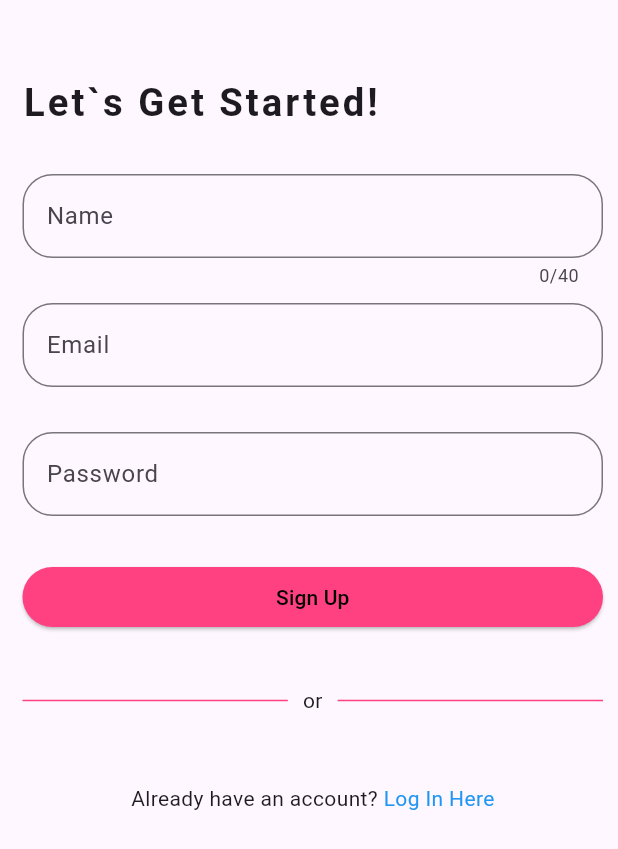
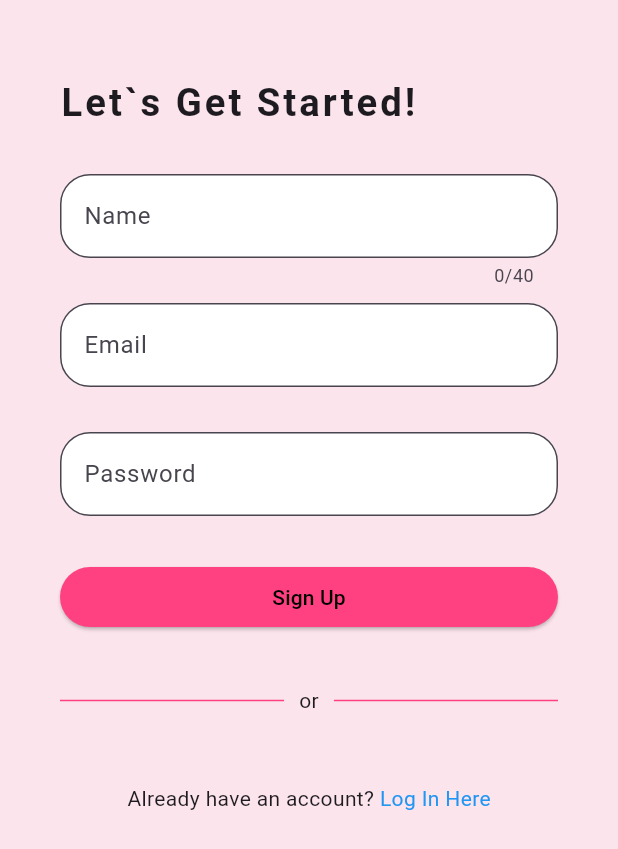
Before and after one commit to jennyerilla02/frontweunis, a Flutter app: the screen it shows after launch, after a tap on "Log in", after a tap on "Sign up here", on a phone screen of 412 x 824 dp. Shown: the top 849 px of the screen. Run offline on Flutter 3.47's test engine with Material 3 defaults, Android fonts, the phone set to English and light mode, and no system bars; our stand-ins replace flutter_spinkit; network calls fail.

Commit message:
activity 5

```diff
--- a/lib/main.dart
+++ b/lib/main.dart
@@ -13,7 +13,7 @@ void main() => runApp(MaterialApp(
       '/menu' : (context) => Menu(),
       '/home' : (context) => Home(),
       '/signup' : (context) => Signup(),
-      '/login' : (context) => Login()
+      '/login' : (context) => Login(),
 
     }
   ));
--- a/lib/pages/dashboard.dart
+++ b/lib/pages/dashboard.dart
@@ -16,7 +16,7 @@ class _DashboardState extends State<Dashboard> {
         foregroundColor: Colors.black,
         title: Text("Dashboard",
         style: TextStyle(
-          color: Colors.white,
+          color: Colors.black,
           fontWeight: FontWeight.bold,
         ),
         ),
@@ -34,7 +34,7 @@ class _DashboardState extends State<Dashboard> {
               Navigator.pushNamed(context, '/menu');
               break;
             case 2:
-              Navigator.pushNamed(context, '/profile');
+              Navigator.pushNamed(context, '/home');
           }
         },
         currentIndex: 0,
--- a/lib/pages/login.dart
+++ b/lib/pages/login.dart
@@ -17,7 +17,7 @@ class _LoginState extends State<Login> {
       backgroundColor: Colors.pink[50],
       body: SafeArea(
         child: Padding (
-          padding: EdgeInsets.fromLTRB(40.0, 200.0, 40.0, 0),
+          padding: EdgeInsets.fromLTRB(40.0, 50.0, 40.0, 0),
           child: Column(
             crossAxisAlignment: CrossAxisAlignment.start,
             children: <Widget> [
@@ -25,7 +25,8 @@ class _LoginState extends State<Login> {
                 'Welcome Back!',
                 style: TextStyle(
                   fontWeight: FontWeight.w700,
-                  fontSize: 24.0,
+                  letterSpacing: 2.0,
+                  fontSize: 25.0,
                 ),
               ),
               SizedBox(height: 30.0,),
@@ -91,7 +92,7 @@ class _LoginState extends State<Login> {
                       ),
                       style: ElevatedButton.styleFrom(
                         backgroundColor: Colors.pink,
-                        foregroundColor: Colors.white,
+                        foregroundColor: Colors.black,
                       ),
                     ),
                     SizedBox(height: 10.0,),
--- a/lib/pages/signup.dart
+++ b/lib/pages/signup.dart
@@ -16,10 +16,10 @@ class _SignupState extends State<Signup> {
   @override
   Widget build(BuildContext context) {
     return Scaffold(
-      backgroundColor: Colors.pinkAccent[60],
+      backgroundColor: Colors.pink[50],
       body: SafeArea(
         child: Padding(
-          padding: EdgeInsets.fromLTRB(15.0, 50.0, 10.0, 0),
+          padding: EdgeInsets.fromLTRB(40.0, 50.0, 40.0, 0),
           child: Column(
             crossAxisAlignment: CrossAxisAlignment.start,
             children: <Widget>[
@@ -42,6 +42,8 @@ class _SignupState extends State<Signup> {
                     TextFormField(
                       maxLength: 40,
                       decoration: InputDecoration(
+                        fillColor: Colors.white,
+                        filled: true,
                         label: Text('Name'),
                         border: OutlineInputBorder(
                             borderRadius: BorderRadius.circular(20.0)),
@@ -65,6 +67,8 @@ class _SignupState extends State<Signup> {
                     TextFormField(
                       keyboardType: TextInputType.emailAddress,
                       decoration: InputDecoration(
+                        fillColor: Colors.white,
+                        filled: true,
                         label: Text('Email'),
                         border: OutlineInputBorder(
                             borderRadius: BorderRadius.circular(20.0)),
@@ -85,6 +89,8 @@ class _SignupState extends State<Signup> {
                     TextFormField(
                       obscureText: true,
                       decoration: InputDecoration(
+                        fillColor: Colors.white,
+                        filled: true,
                         label: Text('Password'),
                         border: OutlineInputBorder(
                             borderRadius: BorderRadius.circular(20.0)),
```
Also changed, not shown: lib/pages/menu.dart (+13 -3 lines), lib/pages/selectedProduct.dart (added, +51 -0 lines).
